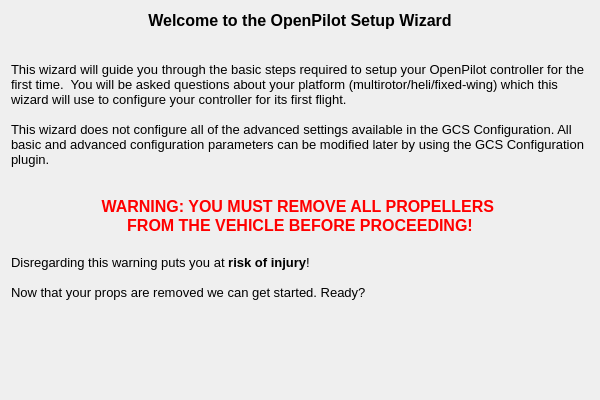
openpilot/OpenPilot, file ground/openpilotgcs/src/plugins/setupwizard/pages/opstartpage.ui: the form before one commit.
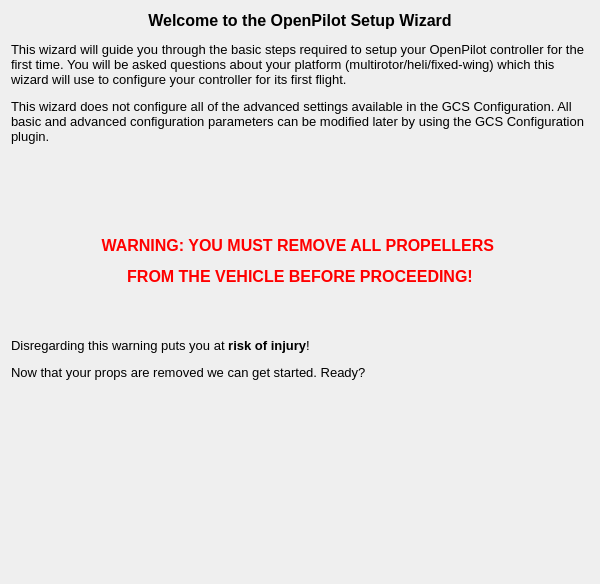
The form after the commit. Icons and pictures are not drawn.

Commit message: OP-1556 Bigger window size, Font sizes on all pages

The edit to the form file:
```diff
--- a/ground/openpilotgcs/src/plugins/setupwizard/pages/opstartpage.ui
+++ b/ground/openpilotgcs/src/plugins/setupwizard/pages/opstartpage.ui
@@ -7,7 +7,7 @@
     <x>0</x>
     <y>0</y>
     <width>600</width>
-    <height>400</height>
+    <height>584</height>
    </rect>
   </property>
   <property name="sizePolicy">
@@ -35,24 +35,7 @@
       </sizepolicy>
      </property>
      <property name="text">
-      <string>&lt;!DOCTYPE HTML PUBLIC &quot;-//W3C//DTD HTML 4.0//EN&quot; &quot;http://www.w3.org/TR/REC-html40/strict.dtd&quot;&gt;
-&lt;html&gt;&lt;head&gt;&lt;meta name=&quot;qrichtext&quot; content=&quot;1&quot; /&gt;&lt;style type=&quot;text/css&quot;&gt;
-p, li { white-space: pre-wrap; }
-&lt;/style&gt;&lt;/head&gt;&lt;body style=&quot; font-family:'MS Shell Dlg 2'; font-size:8pt; font-weight:400; font-style:normal;&quot;&gt;
-&lt;p align=&quot;center&quot; style=&quot; margin-top:0px; margin-bottom:0px; margin-left:0px; margin-right:0px; -qt-block-indent:0; text-indent:0px;&quot;&gt;&lt;span style=&quot; font-size:12pt; font-weight:600;&quot;&gt;Welcome to the OpenPilot Setup Wizard&lt;/span&gt;&lt;img src=&quot;:/setupwizard/resources/wizard.png&quot; style=&quot;float: right;&quot; /&gt;&lt;/p&gt;
-&lt;p align=&quot;center&quot; style=&quot;-qt-paragraph-type:empty; margin-top:0px; margin-bottom:0px; margin-left:0px; margin-right:0px; -qt-block-indent:0; text-indent:0px; font-size:12pt; font-weight:600;&quot;&gt;&lt;br /&gt;&lt;/p&gt;
-&lt;p align=&quot;right&quot; style=&quot;-qt-paragraph-type:empty; margin-top:0px; margin-bottom:0px; margin-left:0px; margin-right:0px; -qt-block-indent:0; text-indent:0px;&quot;&gt;&lt;br /&gt;&lt;/p&gt;
-&lt;p style=&quot; margin-top:0px; margin-bottom:0px; margin-left:0px; margin-right:0px; -qt-block-indent:0; text-indent:0px;&quot;&gt;&lt;span style=&quot; font-size:10pt;&quot;&gt;This wizard will guide you through the basic steps required to setup your OpenPilot controller for the first time.  You will be asked questions about your platform (multirotor/heli/fixed-wing) which this wizard will use to configure your controller for its first flight.&lt;/span&gt;&lt;/p&gt;
-&lt;p style=&quot;-qt-paragraph-type:empty; margin-top:0px; margin-bottom:0px; margin-left:0px; margin-right:0px; -qt-block-indent:0; text-indent:0px; font-size:10pt;&quot;&gt;&lt;br /&gt;&lt;/p&gt;
-&lt;p style=&quot; margin-top:0px; margin-bottom:0px; margin-left:0px; margin-right:0px; -qt-block-indent:0; text-indent:0px;&quot;&gt;&lt;span style=&quot; font-size:10pt;&quot;&gt;This wizard does not configure all of the advanced settings available in the GCS Configuration. All basic and advanced configuration parameters can be modified later by using the GCS Configuration plugin.&lt;/span&gt;&lt;/p&gt;
-&lt;p style=&quot;-qt-paragraph-type:empty; margin-top:0px; margin-bottom:0px; margin-left:0px; margin-right:0px; -qt-block-indent:0; text-indent:0px; font-size:10pt;&quot;&gt;&lt;br /&gt;&lt;/p&gt;
-&lt;p style=&quot;-qt-paragraph-type:empty; margin-top:0px; margin-bottom:0px; margin-left:0px; margin-right:0px; -qt-block-indent:0; text-indent:0px; font-size:10pt;&quot;&gt;&lt;br /&gt;&lt;/p&gt;
-&lt;p align=&quot;center&quot; style=&quot; margin-top:0px; margin-bottom:0px; margin-left:0px; margin-right:0px; -qt-block-indent:0; text-indent:0px;&quot;&gt;&lt;span style=&quot; font-size:12pt; font-weight:600; color:#ff0000;&quot;&gt;WARNING: YOU MUST REMOVE ALL PROPELLERS &lt;/span&gt;&lt;/p&gt;
-&lt;p align=&quot;center&quot; style=&quot; margin-top:0px; margin-bottom:0px; margin-left:0px; margin-right:0px; -qt-block-indent:0; text-indent:0px;&quot;&gt;&lt;span style=&quot; font-size:12pt; font-weight:600; color:#ff0000;&quot;&gt;FROM THE VEHICLE BEFORE PROCEEDING!&lt;/span&gt;&lt;/p&gt;
-&lt;p style=&quot;-qt-paragraph-type:empty; margin-top:0px; margin-bottom:0px; margin-left:0px; margin-right:0px; -qt-block-indent:0; text-indent:0px; font-family:'Lucida Grande'; font-size:13pt;&quot;&gt;&lt;br /&gt;&lt;/p&gt;
-&lt;p style=&quot; margin-top:0px; margin-bottom:0px; margin-left:0px; margin-right:0px; -qt-block-indent:0; text-indent:0px;&quot;&gt;&lt;span style=&quot; font-size:10pt;&quot;&gt;Disregarding this warning puts you at&lt;/span&gt;&lt;span style=&quot; font-size:10pt; font-weight:600; color:#000000;&quot;&gt; risk of injury&lt;/span&gt;&lt;span style=&quot; font-size:10pt;&quot;&gt;!&lt;/span&gt;&lt;/p&gt;
-&lt;p style=&quot;-qt-paragraph-type:empty; margin-top:0px; margin-bottom:0px; margin-left:0px; margin-right:0px; -qt-block-indent:0; text-indent:0px; font-size:10pt;&quot;&gt;&lt;br /&gt;&lt;/p&gt;
-&lt;p style=&quot; margin-top:0px; margin-bottom:0px; margin-left:0px; margin-right:0px; -qt-block-indent:0; text-indent:0px;&quot;&gt;&lt;span style=&quot; font-size:10pt;&quot;&gt;Now that your props are removed we can get started. Ready?&lt;/span&gt;&lt;/p&gt;&lt;/body&gt;&lt;/html&gt;</string>
+      <string>&lt;html&gt;&lt;head/&gt;&lt;body&gt;&lt;p align=&quot;center&quot;&gt;&lt;span style=&quot; font-family:'MS Shell Dlg 2'; font-size:12pt; font-weight:600;&quot;&gt;Welcome to the OpenPilot Setup Wizard&lt;/span&gt;&lt;img src=&quot;:/setupwizard/resources/wizard.png&quot; style=&quot;float: right;&quot;/&gt;&lt;/p&gt;&lt;p&gt;&lt;span style=&quot; font-family:'MS Shell Dlg 2'; font-size:10pt;&quot;&gt;This wizard will guide you through the basic steps required to setup your OpenPilot controller for the first time. You will be asked questions about your platform (multirotor/heli/fixed-wing) which this wizard will use to configure your controller for its first flight.&lt;/span&gt;&lt;/p&gt;&lt;p&gt;&lt;span style=&quot; font-family:'MS Shell Dlg 2'; font-size:10pt;&quot;&gt;This wizard does not configure all of the advanced settings available in the GCS Configuration. All basic and advanced configuration parameters can be modified later by using the GCS Configuration plugin.&lt;/span&gt;&lt;/p&gt;&lt;p&gt;&lt;br/&gt;&lt;/p&gt;&lt;p&gt;&lt;br/&gt;&lt;/p&gt;&lt;p align=&quot;center&quot;&gt;&lt;span style=&quot; font-family:'MS Shell Dlg 2'; font-size:12pt; font-weight:600; color:#ff0000;&quot;&gt;WARNING: YOU MUST REMOVE ALL PROPELLERS &lt;/span&gt;&lt;/p&gt;&lt;p align=&quot;center&quot;&gt;&lt;span style=&quot; font-family:'MS Shell Dlg 2'; font-size:12pt; font-weight:600; color:#ff0000;&quot;&gt;FROM THE VEHICLE BEFORE PROCEEDING!&lt;/span&gt;&lt;/p&gt;&lt;p align=&quot;center&quot;&gt;&lt;br/&gt;&lt;/p&gt;&lt;p&gt;&lt;span style=&quot; font-family:'MS Shell Dlg 2'; font-size:10pt;&quot;&gt;Disregarding this warning puts you at&lt;/span&gt;&lt;span style=&quot; font-family:'MS Shell Dlg 2'; font-size:10pt; font-weight:600; color:#000000;&quot;&gt; risk of injury&lt;/span&gt;&lt;span style=&quot; font-family:'MS Shell Dlg 2'; font-size:10pt;&quot;&gt;!&lt;/span&gt;&lt;/p&gt;&lt;p&gt;&lt;span style=&quot; font-family:'MS Shell Dlg 2'; font-size:10pt;&quot;&gt;Now that your props are removed we can get started. Ready?&lt;/span&gt;&lt;/p&gt;&lt;/body&gt;&lt;/html&gt;</string>
      </property>
      <property name="alignment">
       <set>Qt::AlignLeading|Qt::AlignLeft|Qt::AlignTop</set>
```
The commit also changes 19 other files.
